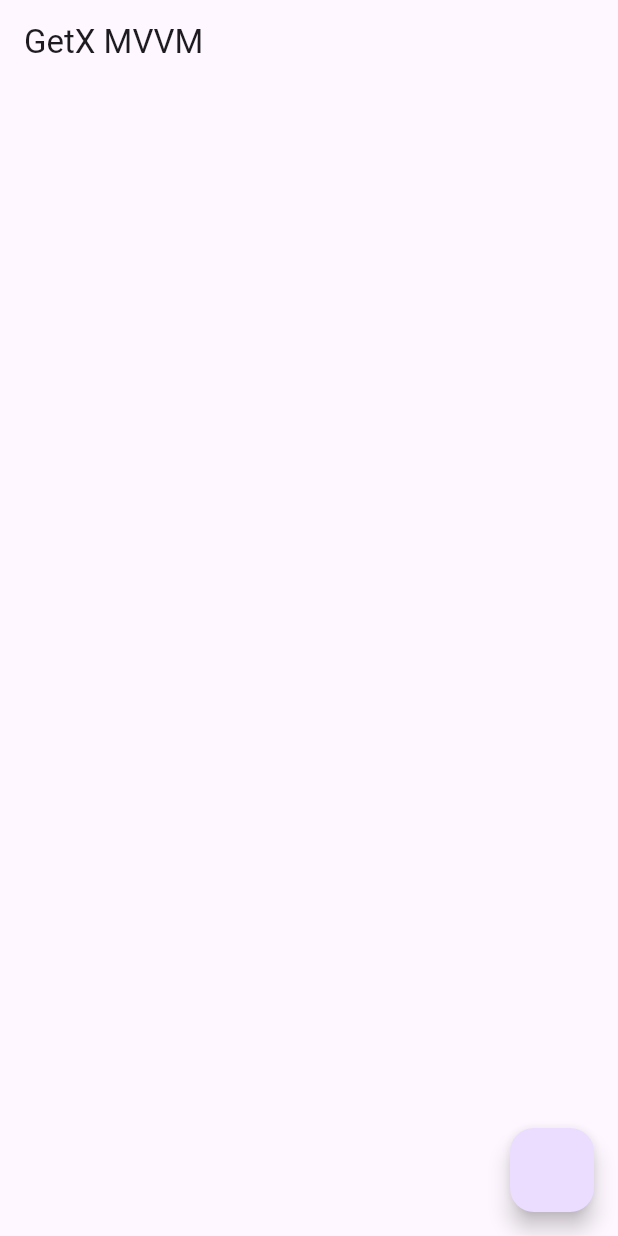
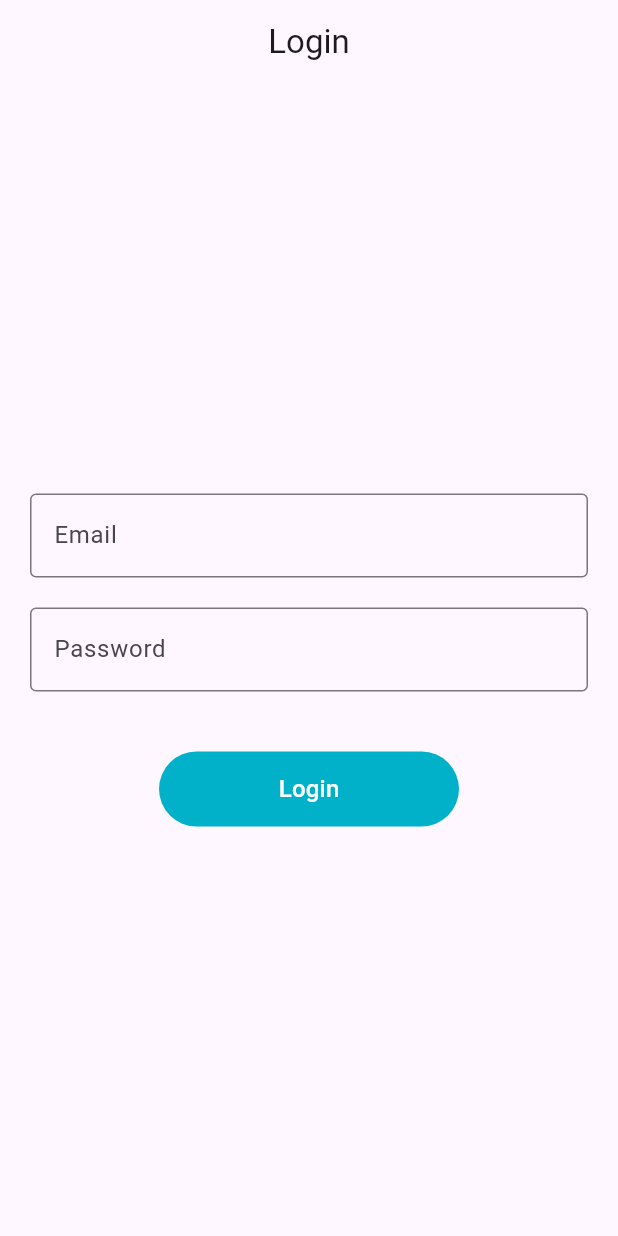
Before and after one commit to HasnathJami/Flutter_GetX_MVVM_Masterclass, a Flutter app: the screen it shows after launch, on a phone screen of 412 x 824 dp. Run offline on Flutter 3.47's test engine with Material 3 defaults, Android fonts, the light colour scheme and no system bars; our stand-ins replace fluttertoast, get.

Commit message:
12. Login View

```diff
--- a/lib/localization/languages.dart
+++ b/lib/localization/languages.dart
@@ -4,9 +4,14 @@ class Languages extends Translations {
   @override
   Map<String, Map<String, String>> get keys => {
         'en_US': {
-          'email_hint': 'Enter email',
-          'internet_exception': "We're unable to show results.\nPlease check your data\nConnection.",
-          'general_exception': "we're unable to process your request.\n Please try again."
+          'internet_exception':
+              "We're unable to show results.\nPlease check your data\nConnection.",
+          'general_exception':
+              "we're unable to process your request.\n Please try again.",
+          'welcome_back': "Welcome\nBack",
+          'login': 'Login',
+          'email_hint': 'Email',
+          'password_hint': 'Password'
         },
         'bn_BD': {'email_hint': 'ইমেইল লিখুন'}
       };
--- a/lib/main.dart
+++ b/lib/main.dart
@@ -1,6 +1,7 @@
 import 'package:flutter/material.dart';
 import 'package:flutter_getx_mvvm_masterclass/localization/languages.dart';
 import 'package:flutter_getx_mvvm_masterclass/res/routes/routes.dart';
+import 'package:flutter_getx_mvvm_masterclass/view/login/login_view.dart';
 import 'package:flutter_getx_mvvm_masterclass/view/splash_screen.dart';
 import 'package:get/get.dart';
 
@@ -16,9 +17,9 @@ class MyApp extends StatelessWidget {
     return GetMaterialApp(
       title: 'GetX Mvvm',
       translations: Languages(),
-      locale: Locale('bn', 'BD'),
+      locale: Locale('en', 'US'),
       fallbackLocale: Locale('en', 'US'),
-      home: SplashScreen(),
+      home: LoginView(),
       getPages: AppRoutes.appRoutes(),
     );
   }
--- a/lib/res/components/round_button.dart
+++ b/lib/res/components/round_button.dart
@@ -20,7 +20,9 @@ class RoundButton extends StatelessWidget {
 
   @override
   Widget build(BuildContext context) {
-    return Container(
+    return InkWell(
+      onTap: onPress,
+      child: Container(
         height: height,
         width: width,
         decoration: BoxDecoration(
@@ -36,6 +38,7 @@ class RoundButton extends StatelessWidget {
                       .copyWith(color: Colors.white),
                 ),
               ),
+      ),
     );
   }
 }
--- a/lib/res/routes/routes.dart
+++ b/lib/res/routes/routes.dart
@@ -1,13 +1,19 @@
 import 'package:flutter_getx_mvvm_masterclass/res/routes/routes_name.dart';
+import 'package:flutter_getx_mvvm_masterclass/view/login/login_view.dart';
 import 'package:flutter_getx_mvvm_masterclass/view/splash_screen.dart';
 import 'package:get/get.dart';
 
 class AppRoutes {
   static List<GetPage> appRoutes() => [
-      GetPage(
-          name: RouteName.splashScreen,
-          page: () => SplashScreen(),
-          transitionDuration: Duration(microseconds: 250),
-          transition: Transition.leftToRight)
-    ];
+        GetPage(
+            name: RouteName.splashScreen,
+            page: () => SplashScreen(),
+            transitionDuration: Duration(microseconds: 250),
+            transition: Transition.leftToRight),
+        GetPage(
+            name: RouteName.loginView,
+            page: () => LoginView(),
+            transitionDuration: Duration(microseconds: 250),
+            transition: Transition.leftToRight),
+      ];
 }
--- a/lib/res/routes/routes_name.dart
+++ b/lib/res/routes/routes_name.dart
@@ -1,4 +1,4 @@
 class RouteName {
   static const String splashScreen = '/splash_screen';
-  static const String loginScreen = '/login_screen';
+  static const String loginView = '/login_view';
 }
--- /dev/null
+++ b/lib/view/login/login_view.dart
@@ -0,0 +1,90 @@
+import 'package:flutter/material.dart';
+import 'package:flutter_getx_mvvm_masterclass/res/components/round_button.dart';
+import 'package:flutter_getx_mvvm_masterclass/utils/utils.dart';
+import 'package:get/get.dart';
+
+import '../../view_models/login/login_view_model.dart';
+
+class LoginView extends StatefulWidget {
+  const LoginView({super.key});
+
+  @override
+  State<LoginView> createState() => _LoginViewState();
+}
+
+class _LoginViewState extends State<LoginView> {
+  final loginViewModel = Get.put(LoginViewModel());
+  final _formKey = GlobalKey<FormState>();
+
+  @override
+  Widget build(BuildContext context) {
+    return Scaffold(
+      appBar: AppBar(
+        title: Text('login'.tr),
+        centerTitle: true,
+        automaticallyImplyLeading: false,
+      ),
+      body: Padding(
+        padding: EdgeInsets.symmetric(horizontal: 20),
+        child: Column(
+          mainAxisAlignment: MainAxisAlignment.center,
+          crossAxisAlignment: CrossAxisAlignment.center,
+          children: [
+            Form(
+              key: _formKey,
+              child: Column(
+                children: [
+                  TextFormField(
+                    controller: loginViewModel.emailController.value,
+                    focusNode: loginViewModel.emailFocusNode.value,
+                    validator: (value) {
+                      if (value!.isEmpty) {
+                        Utils.showSnackBar('Email', 'Enter email');
+                      }
+                    },
+                    onFieldSubmitted: (value) {
+                      Utils.changeFieldFocus(
+                          context,
+                          loginViewModel.emailFocusNode.value,
+                          loginViewModel.passwordFocusNode.value);
+                    },
+                    decoration: InputDecoration(
+                        hintText: 'email_hint'.tr,
+                        border: OutlineInputBorder()),
+                  ),
+                  const SizedBox(
+                    height: 20,
+                  ),
+                  TextFormField(
+                    controller: loginViewModel.passwordController.value,
+                    focusNode: loginViewModel.passwordFocusNode.value,
+                    obscureText: true,
+                    obscuringCharacter: '*',
+                    validator: (value) {
+                      if (value!.isEmpty) {
+                        Utils.showSnackBar('Password', 'Enter password');
+                      }
+                    },
+                    onFieldSubmitted: (value) {},
+                    decoration: InputDecoration(
+                        hintText: 'password_hint'.tr,
+                        border: OutlineInputBorder()),
+                  ),
+                ],
+              ),
+            ),
+            const SizedBox(
+              height: 40,
+            ),
+            RoundButton(
+                width: 200,
+                title: 'login'.tr,
+                onPress: () {
+                  if (_formKey.currentState!.validate()) {}
+                })
+          ],
+        ),
+      ),
+    );
+  }
+}
--- a/lib/view/splash_screen.dart
+++ b/lib/view/splash_screen.dart
@@ -1,5 +1,6 @@
 import 'package:flutter/material.dart';
-import 'package:flutter_getx_mvvm_masterclass/res/components/round_button.dart';
+import 'package:flutter_getx_mvvm_masterclass/view_models/services/splash_services.dart';
+import 'package:get/get.dart';
 
 class SplashScreen extends StatefulWidget {
   const SplashScreen({super.key});
@@ -9,29 +10,45 @@ class SplashScreen extends StatefulWidget {
 }
 
 class _SplashScreenState extends State<SplashScreen> {
+
+  SplashServices splashServices = SplashServices();
+
+  @override
+  void initState() {
+    super.initState();
+    splashServices.isLogin();
+  }
+
   @override
   Widget build(BuildContext context) {
     return Scaffold(
+      backgroundColor: Colors.teal,
       appBar: AppBar(
         title: Text('GetX MVVM'),
+      ),
+      body: Center(
+        child: Text(
+          'welcome_back'.tr,
+          textAlign: TextAlign.center,
+        ),
       ),
       // body: Image(
       //   image: AssetImage(ImageAssets.splashScreenImagePath),
       // ),
-      body: Column(
-        children: [
-          // RoundButton(
-          //   title: 'Login',
-          //   onPress: () {},
-          //   width: double.infinity,
-          //   loading: true,
-          // ),
-          // RoundButton(title: 'Sign Up', onPress: () {}, width: 200),
-        ],
-      ),
-      floatingActionButton: FloatingActionButton(onPressed: () {
-        // Utils.showToastMessage("Hello", ToastGravity.CENTER);
-      }),
+      // body: Column(
+      //   children: [
+      //     // RoundButton(
+      //     //   title: 'Login',
+      //     //   onPress: () {},
+      //     //   width: double.infinity,
+      //     //   loading: true,
+      //     // ),
+      //     // RoundButton(title: 'Sign Up', onPress: () {}, width: 200),
+      //   ],
+      // ),
+      // floatingActionButton: FloatingActionButton(onPressed: () {
+      //   // Utils.showToastMessage("Hello", ToastGravity.CENTER);
+      // }),
     );
   }
 }
--- /dev/null
+++ b/lib/view_models/login/login_view_model.dart
@@ -0,0 +1,9 @@
+import 'package:flutter/cupertino.dart';
+import 'package:get/get.dart';
+
+class LoginViewModel extends GetxController {
+  final emailController = TextEditingController().obs;
+  final passwordController = TextEditingController().obs;
+  final emailFocusNode = FocusNode().obs;
+  final passwordFocusNode = FocusNode().obs;
+}
--- /dev/null
+++ b/lib/view_models/services/splash_services.dart
@@ -0,0 +1,10 @@
+import 'dart:async';
+
+import 'package:flutter_getx_mvvm_masterclass/res/routes/routes_name.dart';
+import 'package:get/get.dart';
+
+class SplashServices {
+  void isLogin() {
+    Timer(const Duration(seconds: 3), () => Get.toNamed(RouteName.loginView));
+  }
+}
```
Lines whose indentation alone changed are shown as unchanged.
